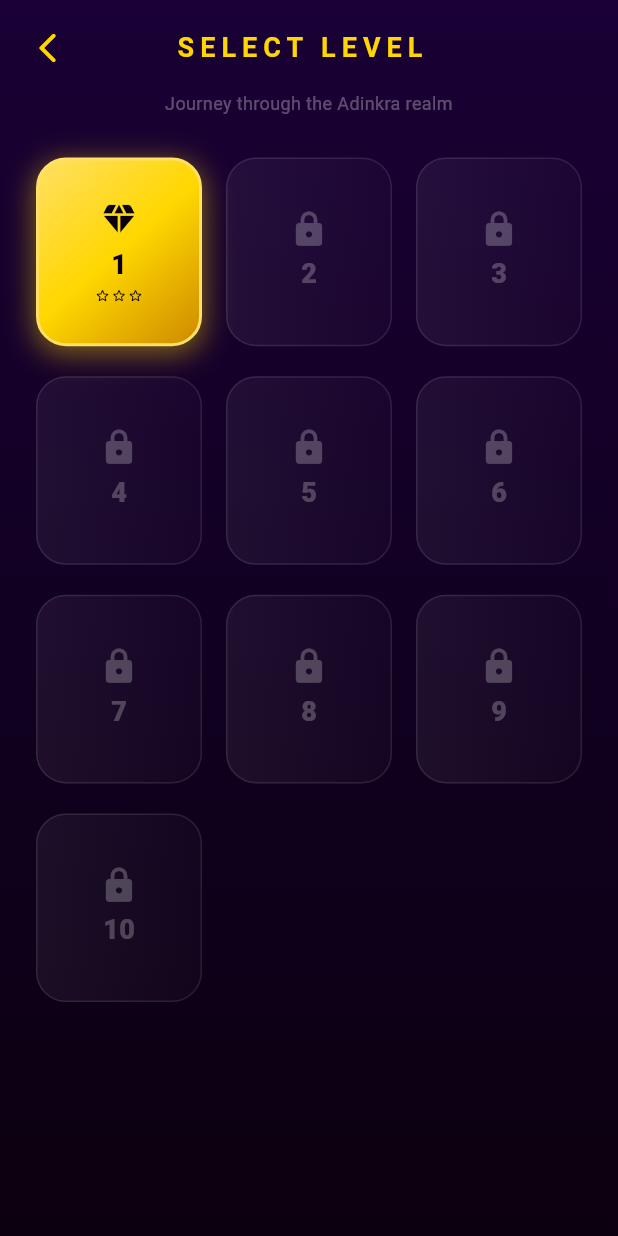
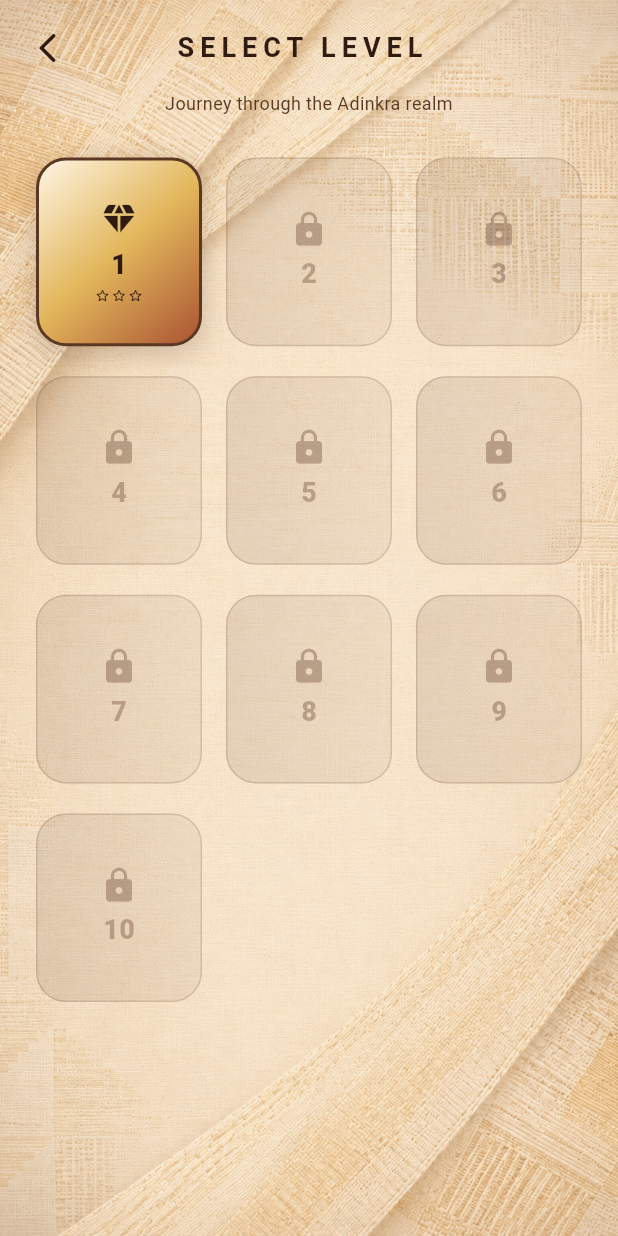
Before and after one commit to edwinidan/Adinkra-Gems, a Flutter app: the screen it shows after launch, after a tap on "PLAY", on a phone screen of 412 x 824 dp. Run offline on Flutter 3.47's test engine with Material 3 defaults, Android fonts, the phone set to English and light mode, and no system bars; our stand-ins replace audioplayers, shared_preferences; missing offline and left inert: flame.

Commit message:
Update app theme to warm light cocoa/cream/terracotta color palette, introduce WovenBackground, and overhaul UI screen styles

```diff
--- a/lib/app/theme.dart
+++ b/lib/app/theme.dart
@@ -1,28 +1,32 @@
 import 'package:flutter/material.dart';
 
 class AdinkraTheme {
-  // Brand colours
-  static const Color primaryGold = Color(0xFFFFD700);
-  static const Color deepPurple = Color(0xFF2D0057);
-  static const Color richBlack = Color(0xFF0A0010);
-  static const Color accentTeal = Color(0xFF00E5CC);
+  static const Color primaryGold = Color(0xFFC58A2B);
+  static const Color warmGold = Color(0xFFE2B65B);
+  static const Color cream = Color(0xFFF7E4C5);
+  static const Color lightCream = Color(0xFFFFF7E8);
+  static const Color cocoa = Color(0xFF5B3823);
+  static const Color darkCocoa = Color(0xFF2F1B12);
+  static const Color terracotta = Color(0xFFA85132);
+  static const Color sage = Color(0xFF667A45);
 
   static ThemeData get theme => ThemeData(
     useMaterial3: true,
-        colorScheme: const ColorScheme.dark(
+    colorScheme: const ColorScheme.light(
       primary: primaryGold,
-          secondary: accentTeal,
-          surface: richBlack,
+      secondary: terracotta,
+      surface: lightCream,
+      onSurface: darkCocoa,
     ),
-        scaffoldBackgroundColor: richBlack,
+    scaffoldBackgroundColor: cream,
     fontFamily: 'Roboto',
     textTheme: const TextTheme(
       displayLarge: TextStyle(
-            color: primaryGold,
+        color: darkCocoa,
         fontWeight: FontWeight.bold,
         letterSpacing: 1.2,
       ),
-          bodyMedium: TextStyle(color: Colors.white70),
+      bodyMedium: TextStyle(color: cocoa),
     ),
   );
 }
--- /dev/null
+++ b/lib/app/woven_background.dart
@@ -0,0 +1,33 @@
+import 'package:flutter/material.dart';
+
+import 'theme.dart';
+
+class WovenBackground extends StatelessWidget {
+  const WovenBackground({
+    super.key,
+    required this.child,
+    this.overlayOpacity = 0.08,
+  });
+
+  final Widget child;
+  final double overlayOpacity;
+
+  @override
+  Widget build(BuildContext context) {
+    return DecoratedBox(
+      decoration: const BoxDecoration(
+        color: AdinkraTheme.cream,
+        image: DecorationImage(
+          image: AssetImage('assets/new/adinkra gems home screen.png'),
+          fit: BoxFit.cover,
+        ),
+      ),
+      child: DecoratedBox(
+        decoration: BoxDecoration(
+          color: AdinkraTheme.lightCream.withOpacity(overlayOpacity),
+        ),
+        child: child,
+      ),
+    );
+  }
+}
--- a/lib/game/components/score_popup_component.dart
+++ b/lib/game/components/score_popup_component.dart
@@ -7,8 +7,8 @@ class ScorePopupComponent extends TextComponent {
   final double duration;
   double _time = 0.0;
 
-  static const Color baseColor = Color(0xFFFFD700); // Vibrant Gold
-  static const Color shadowColor = Color(0xFF1E0C36); // Deep purple shadows for premium contrast
+  static const Color baseColor = Color(0xFFE2B65B);
+  static const Color shadowColor = Color(0xFF2F1B12);
 
   ScorePopupComponent({
     required String text,
--- a/lib/screens/home/home_screen.dart
+++ b/lib/screens/home/home_screen.dart
@@ -2,6 +2,7 @@ import 'package:flutter/material.dart';
 
 import '../../app/routes.dart';
 import '../../app/theme.dart';
+import '../../app/woven_background.dart';
 
 /// Home screen — entry point after the splash.
 ///
@@ -53,18 +54,8 @@ class _HomeScreenState extends State<HomeScreen>
   @override
   Widget build(BuildContext context) {
     return Scaffold(
-      backgroundColor: AdinkraTheme.richBlack,
-      body: Container(
-        width: double.infinity,
-        height: double.infinity,
-        decoration: const BoxDecoration(
-          gradient: LinearGradient(
-            begin: Alignment.topCenter,
-            end: Alignment.bottomCenter,
-            colors: [Color(0xFF1A0035), AdinkraTheme.richBlack],
-            stops: [0.0, 0.75],
-          ),
-        ),
+      backgroundColor: AdinkraTheme.cream,
+      body: WovenBackground(
         child: SafeArea(
           child: FadeTransition(
             opacity: _fadeAnim,
@@ -89,7 +80,7 @@ class _HomeScreenState extends State<HomeScreen>
                       'ADINKRA',
                       textAlign: TextAlign.center,
                       style: TextStyle(
-                        color: AdinkraTheme.primaryGold,
+                        color: AdinkraTheme.darkCocoa,
                         fontSize: 44,
                         fontWeight: FontWeight.w900,
                         letterSpacing: 7,
@@ -99,7 +90,7 @@ class _HomeScreenState extends State<HomeScreen>
                       'GEMS',
                       textAlign: TextAlign.center,
                       style: TextStyle(
-                        color: Colors.white,
+                        color: AdinkraTheme.terracotta,
                         fontSize: 38,
                         fontWeight: FontWeight.w200,
                         letterSpacing: 14,
@@ -109,7 +100,7 @@ class _HomeScreenState extends State<HomeScreen>
                     const Text(
                       'Match the Sacred Symbols',
                       textAlign: TextAlign.center,
-                      style: TextStyle(color: Colors.white38, fontSize: 13),
+                      style: TextStyle(color: AdinkraTheme.cocoa, fontSize: 13),
                     ),
 
                     const Spacer(flex: 2),
@@ -147,7 +138,10 @@ class _HomeScreenState extends State<HomeScreen>
                       child: Text(
                         'Inspired by Ghanaian Adinkra symbols',
                         textAlign: TextAlign.center,
-                        style: TextStyle(color: Colors.white24, fontSize: 11),
+                        style: TextStyle(
+                          color: AdinkraTheme.cocoa,
+                          fontSize: 11,
+                        ),
                       ),
                     ),
                   ],
@@ -181,9 +175,10 @@ class _GemLogoState extends State<_GemLogo>
       vsync: this,
       duration: const Duration(milliseconds: 1800),
     )..repeat(reverse: true);
-    _glow = Tween<double>(begin: 20, end: 40).animate(
-      CurvedAnimation(parent: _pulse, curve: Curves.easeInOut),
-    );
+    _glow = Tween<double>(
+      begin: 20,
+      end: 40,
+    ).animate(CurvedAnimation(parent: _pulse, curve: Curves.easeInOut));
   }
 
   @override
@@ -203,15 +198,15 @@ class _GemLogoState extends State<_GemLogo>
           shape: BoxShape.circle,
           gradient: const RadialGradient(
             colors: [
-              Color(0xFFFFE066),
-              AdinkraTheme.primaryGold,
-              AdinkraTheme.deepPurple,
+              AdinkraTheme.lightCream,
+              AdinkraTheme.warmGold,
+              AdinkraTheme.terracotta,
             ],
             stops: [0.0, 0.5, 1.0],
           ),
           boxShadow: [
             BoxShadow(
-              color: AdinkraTheme.primaryGold.withOpacity(0.55),
+              color: AdinkraTheme.cocoa.withOpacity(0.3),
               blurRadius: _glow.value,
               spreadRadius: _glow.value * 0.3,
             ),
@@ -220,7 +215,7 @@ class _GemLogoState extends State<_GemLogo>
         child: const Icon(
           Icons.diamond_rounded,
           size: 60,
-          color: Colors.white,
+          color: AdinkraTheme.darkCocoa,
         ),
       ),
     );
@@ -263,19 +258,20 @@ class _HomeButton extends StatelessWidget {
           ),
         ),
         style: ElevatedButton.styleFrom(
-          backgroundColor:
-              isPrimary ? AdinkraTheme.primaryGold : Colors.transparent,
-          foregroundColor:
-              isPrimary ? AdinkraTheme.richBlack : AdinkraTheme.primaryGold,
+          backgroundColor: isPrimary
+              ? AdinkraTheme.terracotta
+              : AdinkraTheme.lightCream,
+          foregroundColor: isPrimary
+              ? AdinkraTheme.lightCream
+              : AdinkraTheme.darkCocoa,
           shape: RoundedRectangleBorder(
             borderRadius: BorderRadius.circular(30),
             side: isPrimary
                 ? BorderSide.none
-                : const BorderSide(
-                    color: AdinkraTheme.primaryGold, width: 1.5),
+                : const BorderSide(color: AdinkraTheme.cocoa, width: 1.5),
           ),
           elevation: isPrimary ? 10 : 0,
-          shadowColor: AdinkraTheme.primaryGold.withOpacity(0.5),
+          shadowColor: AdinkraTheme.cocoa.withOpacity(0.35),
         ),
       ),
     );
@@ -298,10 +294,10 @@ class _AboutSheet extends StatelessWidget {
       builder: (_, scrollCtrl) => Container(
         margin: const EdgeInsets.fromLTRB(16, 0, 16, 24),
         decoration: BoxDecoration(
-          color: const Color(0xFF1A0035),
+          color: AdinkraTheme.lightCream,
           borderRadius: BorderRadius.circular(28),
           border: Border.all(
-            color: AdinkraTheme.primaryGold.withOpacity(0.3),
+            color: AdinkraTheme.cocoa.withOpacity(0.3),
             width: 1,
           ),
         ),
@@ -317,19 +313,22 @@ class _AboutSheet extends StatelessWidget {
                 height: 4,
                 margin: const EdgeInsets.only(bottom: 24),
                 decoration: BoxDecoration(
-                  color: Colors.white24,
+                  color: AdinkraTheme.cocoa.withOpacity(0.25),
                   borderRadius: BorderRadius.circular(2),
                 ),
               ),
 
-              const Icon(Icons.diamond_rounded,
-                  color: AdinkraTheme.primaryGold, size: 36),
+              const Icon(
+                Icons.diamond_rounded,
+                color: AdinkraTheme.terracotta,
+                size: 36,
+              ),
               const SizedBox(height: 14),
 
               const Text(
                 'ADINKRA GEMS',
                 style: TextStyle(
-                  color: AdinkraTheme.primaryGold,
+                  color: AdinkraTheme.darkCocoa,
                   fontSize: 18,
                   fontWeight: FontWeight.bold,
                   letterSpacing: 3,
@@ -344,7 +343,7 @@ class _AboutSheet extends StatelessWidget {
                 'love, and unity. Match them to unlock their power.',
                 textAlign: TextAlign.center,
                 style: TextStyle(
-                  color: Colors.white60,
+                  color: AdinkraTheme.cocoa,
                   fontSize: 13,
                   height: 1.6,
                 ),
@@ -375,7 +374,7 @@ class _AboutSheet extends StatelessWidget {
               _SymbolRow(
                 symbol: 'Nsoromma',
                 meaning: 'Child of the heavens',
-                color: Colors.white70,
+                color: AdinkraTheme.cocoa,
               ),
               _SymbolRow(
                 symbol: 'Funtumfunefu',
@@ -412,10 +411,7 @@ class _SymbolRow extends StatelessWidget {
           Container(
             width: 8,
             height: 8,
-            decoration: BoxDecoration(
-              color: color,
-              shape: BoxShape.circle,
-            ),
+            decoration: BoxDecoration(color: color, shape: BoxShape.circle),
           ),
           const SizedBox(width: 10),
           Text(
@@ -430,7 +426,7 @@ class _SymbolRow extends StatelessWidget {
           Expanded(
             child: Text(
               '— $meaning',
-              style: const TextStyle(color: Colors.white38, fontSize: 12),
+              style: const TextStyle(color: AdinkraTheme.cocoa, fontSize: 12),
               overflow: TextOverflow.ellipsis,
             ),
           ),
--- a/lib/screens/level_select/level_node_widget.dart
+++ b/lib/screens/level_select/level_node_widget.dart
@@ -71,10 +71,7 @@ class _LevelNodeWidgetState extends State<LevelNodeWidget>
       onTapDown: _onTapDown,
       onTapUp: _onTapUp,
       onTapCancel: _onTapCancel,
-      child: ScaleTransition(
-        scale: _scaleAnim,
-        child: _buildTile(),
-      ),
+      child: ScaleTransition(scale: _scaleAnim, child: _buildTile()),
     );
   }
 
@@ -85,33 +82,33 @@ class _LevelNodeWidgetState extends State<LevelNodeWidget>
         gradient: widget.isUnlocked
             ? const LinearGradient(
                 colors: [
-                  Color(0xFFFFE066),
-                  AdinkraTheme.primaryGold,
-                  Color(0xFFCC8800),
+                  AdinkraTheme.lightCream,
+                  AdinkraTheme.warmGold,
+                  AdinkraTheme.terracotta,
                 ],
                 begin: Alignment.topLeft,
                 end: Alignment.bottomRight,
               )
             : LinearGradient(
                 colors: [
-                  Colors.white.withOpacity(0.06),
-                  Colors.white.withOpacity(0.02),
+                  AdinkraTheme.cocoa.withOpacity(0.12),
+                  AdinkraTheme.cocoa.withOpacity(0.06),
                 ],
               ),
         border: Border.all(
           color: widget.isUnlocked
-              ? const Color(0xFFFFE066)
-              : Colors.white10,
+              ? AdinkraTheme.cocoa
+              : AdinkraTheme.cocoa.withOpacity(0.18),
           width: widget.isUnlocked ? 2 : 1,
         ),
         boxShadow: widget.isUnlocked
             ? [
                 BoxShadow(
-                  color: AdinkraTheme.primaryGold.withOpacity(0.45),
+                  color: AdinkraTheme.cocoa.withOpacity(0.25),
                   blurRadius: 16,
                   spreadRadius: 1,
                   offset: const Offset(0, 4),
-                )
+                ),
               ]
             : [],
       ),
@@ -122,8 +119,8 @@ class _LevelNodeWidgetState extends State<LevelNodeWidget>
           Icon(
             widget.isUnlocked ? Icons.diamond_rounded : Icons.lock_rounded,
             color: widget.isUnlocked
-                ? AdinkraTheme.richBlack
-                : Colors.white24,
+                ? AdinkraTheme.darkCocoa
+                : AdinkraTheme.cocoa.withOpacity(0.35),
             size: 26,
           ),
           const SizedBox(height: 4),
@@ -133,8 +130,8 @@ class _LevelNodeWidgetState extends State<LevelNodeWidget>
             '${widget.level}',
             style: TextStyle(
               color: widget.isUnlocked
-                  ? AdinkraTheme.richBlack
-                  : Colors.white24,
+                  ? AdinkraTheme.darkCocoa
+                  : AdinkraTheme.cocoa.withOpacity(0.35),
               fontWeight: FontWeight.w900,
               fontSize: 18,
             ),
@@ -145,17 +142,14 @@ class _LevelNodeWidgetState extends State<LevelNodeWidget>
             const SizedBox(height: 2),
             Row(
               mainAxisAlignment: MainAxisAlignment.center,
-              children: List.generate(
-                3,
-                (i) {
-                  final filled = i < widget.stars;
-                  return Icon(
-                    filled ? Icons.star_rounded : Icons.star_border_rounded,
-                    size: 11,
-                    color: AdinkraTheme.richBlack,
-                  );
-                },
-              ),
+              children: List.generate(3, (i) {
+                final filled = i < widget.stars;
+                return Icon(
+                  filled ? Icons.star_rounded : Icons.star_border_rounded,
+                  size: 11,
+                  color: AdinkraTheme.darkCocoa,
+                );
+              }),
             ),
           ],
 
@@ -165,7 +159,7 @@ class _LevelNodeWidgetState extends State<LevelNodeWidget>
             Text(
               '${widget.bestScore}',
               style: const TextStyle(
-                color: AdinkraTheme.richBlack,
+                color: AdinkraTheme.darkCocoa,
                 fontSize: 9,
                 fontWeight: FontWeight.w800,
               ),
--- a/lib/screens/level_select/level_select_screen.dart
+++ b/lib/screens/level_select/level_select_screen.dart
@@ -2,6 +2,7 @@ import 'package:flutter/material.dart';
 
 import '../../app/routes.dart';
 import '../../app/theme.dart';
+import '../../app/woven_background.dart';
 import '../../services/progress_service.dart';
 import 'level_node_widget.dart';
 
@@ -54,11 +55,7 @@ class _LevelSelectScreenState extends State<LevelSelectScreen> {
 
   void _onLevelTap(int level) async {
     // Navigate to game screen and wait for return
-    await Navigator.pushNamed(
-      context,
-      AppRoutes.game,
-      arguments: level,
-    );
+    await Navigator.pushNamed(context, AppRoutes.game, arguments: level);
 
     // Refresh progress state when returning to this screen
     _loadProgress();
@@ -67,18 +64,8 @@ class _LevelSelectScreenState extends State<LevelSelectScreen> {
   @override
   Widget build(BuildContext context) {
     return Scaffold(
-      backgroundColor: AdinkraTheme.richBlack,
-      body: Container(
-        decoration: const BoxDecoration(
-          gradient: LinearGradient(
-            begin: Alignment.topCenter,
-            end: Alignment.bottomCenter,
-            colors: [
-              Color(0xFF1A0035),
-              AdinkraTheme.richBlack,
-            ],
-          ),
-        ),
+      backgroundColor: AdinkraTheme.cream,
+      body: WovenBackground(
         child: SafeArea(
           child: Column(
             crossAxisAlignment: CrossAxisAlignment.stretch,
@@ -93,7 +80,7 @@ class _LevelSelectScreenState extends State<LevelSelectScreen> {
                       onPressed: () => Navigator.pop(context),
                       icon: const Icon(
                         Icons.arrow_back_ios_rounded,
-                        color: AdinkraTheme.primaryGold,
+                        color: AdinkraTheme.darkCocoa,
                       ),
                     ),
                     const Expanded(
@@ -101,7 +88,7 @@ class _LevelSelectScreenState extends State<LevelSelectScreen> {
                         'SELECT LEVEL',
                         textAlign: TextAlign.center,
                         style: TextStyle(
-                          color: AdinkraTheme.primaryGold,
+                          color: AdinkraTheme.darkCocoa,
                           fontSize: 18,
                           fontWeight: FontWeight.bold,
                           letterSpacing: 4,
@@ -119,7 +106,7 @@ class _LevelSelectScreenState extends State<LevelSelectScreen> {
                 child: Text(
                   'Journey through the Adinkra realm',
                   textAlign: TextAlign.center,
-                  style: TextStyle(color: Colors.white30, fontSize: 12),
+                  style: TextStyle(color: AdinkraTheme.cocoa, fontSize: 12),
                 ),
               ),
 
@@ -133,15 +120,16 @@ class _LevelSelectScreenState extends State<LevelSelectScreen> {
                       )
                     : GridView.builder(
                         padding: const EdgeInsets.symmetric(
-                          horizontal: 24, vertical: 8,
+                          horizontal: 24,
+                          vertical: 8,
                         ),
                         gridDelegate:
                             const SliverGridDelegateWithFixedCrossAxisCount(
-                          crossAxisCount: 3,
-                          crossAxisSpacing: 16,
-                          mainAxisSpacing: 20,
-                          childAspectRatio: 0.88,
-                        ),
+                              crossAxisCount: 3,
+                              crossAxisSpacing: 16,
+                              mainAxisSpacing: 20,
+                              childAspectRatio: 0.88,
+                            ),
                         itemCount: 10,
                         itemBuilder: (context, index) {
                           final level = index + 1;
--- a/lib/screens/splash/splash_screen.dart
+++ b/lib/screens/splash/splash_screen.dart
@@ -2,6 +2,7 @@ import 'package:flutter/material.dart';
 
 import '../../app/routes.dart';
 import '../../app/theme.dart';
+import '../../app/woven_background.dart';
 
 /// Splash screen — shown on app launch.
 ///
@@ -32,9 +33,10 @@ class _SplashScreenState extends State<SplashScreen>
       vsync: this,
       duration: const Duration(milliseconds: 900),
     );
-    _logoScale = Tween<double>(begin: 0.6, end: 1.0).animate(
-      CurvedAnimation(parent: _logoCtrl, curve: Curves.elasticOut),
-    );
+    _logoScale = Tween<double>(
+      begin: 0.6,
+      end: 1.0,
+    ).animate(CurvedAnimation(parent: _logoCtrl, curve: Curves.elasticOut));
     _logoFade = CurvedAnimation(parent: _logoCtrl, curve: Curves.easeIn);
 
     // Text animation (delayed)
@@ -71,18 +73,8 @@ class _SplashScreenState extends State<SplashScreen>
   @override
   Widget build(BuildContext context) {
     return Scaffold(
-      backgroundColor: AdinkraTheme.richBlack,
-      body: Container(
-        decoration: const BoxDecoration(
-          gradient: RadialGradient(
-            center: Alignment.center,
-            radius: 0.8,
-            colors: [
-              Color(0xFF2D0057),
-              AdinkraTheme.richBlack,
-            ],
-          ),
-        ),
+      backgroundColor: AdinkraTheme.cream,
+      body: WovenBackground(
         child: Center(
           child: Column(
             mainAxisAlignment: MainAxisAlignment.center,
@@ -90,10 +82,7 @@ class _SplashScreenState extends State<SplashScreen>
               // ── Gem logo ──
               FadeTransition(
                 opacity: _logoFade,
-                child: ScaleTransition(
-                  scale: _logoScale,
-                  child: _SplashGem(),
-                ),
+                child: ScaleTransition(scale: _logoScale, child: _SplashGem()),
               ),
 
               const SizedBox(height: 32),
@@ -108,7 +97,7 @@ class _SplashScreenState extends State<SplashScreen>
                       const Text(
                         'ADINKRA GEMS',
                         style: TextStyle(
-                          color: AdinkraTheme.primaryGold,
+                          color: AdinkraTheme.darkCocoa,
                           fontSize: 26,
                           fontWeight: FontWeight.w900,
                           letterSpacing: 5,
@@ -118,7 +107,7 @@ class _SplashScreenState extends State<SplashScreen>
                       const Text(
                         'Match the Sacred Symbols',
                         style: TextStyle(
-                          color: Colors.white38,
+                          color: AdinkraTheme.cocoa,
                           fontSize: 13,
                           letterSpacing: 1,
                         ),
@@ -152,9 +141,10 @@ class _SplashGemState extends State<_SplashGem>
       vsync: this,
       duration: const Duration(milliseconds: 1600),
     )..repeat(reverse: true);
-    _glow = Tween<double>(begin: 18.0, end: 38.0).animate(
-      CurvedAnimation(parent: _pulseCtrl, curve: Curves.easeInOut),
-    );
+    _glow = Tween<double>(
+      begin: 18.0,
+      end: 38.0,
+    ).animate(CurvedAnimation(parent: _pulseCtrl, curve: Curves.easeInOut));
   }
 
   @override
@@ -174,15 +164,15 @@ class _SplashGemState extends State<_SplashGem>
           shape: BoxShape.circle,
           gradient: const RadialGradient(
             colors: [
-              Color(0xFFFFE566),
-              AdinkraTheme.primaryGold,
-              AdinkraTheme.deepPurple,
+              AdinkraTheme.lightCream,
+              AdinkraTheme.warmGold,
+              AdinkraTheme.terracotta,
             ],
             stops: [0.0, 0.45, 1.0],
           ),
           boxShadow: [
             BoxShadow(
-              color: AdinkraTheme.primaryGold.withOpacity(0.6),
+              color: AdinkraTheme.cocoa.withOpacity(0.3),
               blurRadius: _glow.value,
               spreadRadius: _glow.value * 0.25,
             ),
@@ -191,7 +181,7 @@ class _SplashGemState extends State<_SplashGem>
         child: const Icon(
           Icons.diamond_rounded,
           size: 64,
-          color: Colors.white,
+          color: AdinkraTheme.darkCocoa,
         ),
       ),
     );
--- a/pubspec.yaml
+++ b/pubspec.yaml
@@ -64,3 +64,4 @@ flutter:
   assets:
     - assets/tiles/
     - assets/audio/
+    - assets/new/
```
Also changed, not shown: lib/game/components/board_component.dart (+4 -4 lines), lib/screens/game/game_hud.dart (+22 -25 lines), lib/screens/game/game_over_dialog.dart (+24 -20 lines), lib/screens/game/game_screen.dart (+32 -25 lines), lib/screens/settings/settings_screen.dart (+16 -20 lines), assets/new/adinkra gems home screen.png (added), assets/new/adinkra gems text.png (added). Lines whose indentation alone changed are shown as unchanged.
